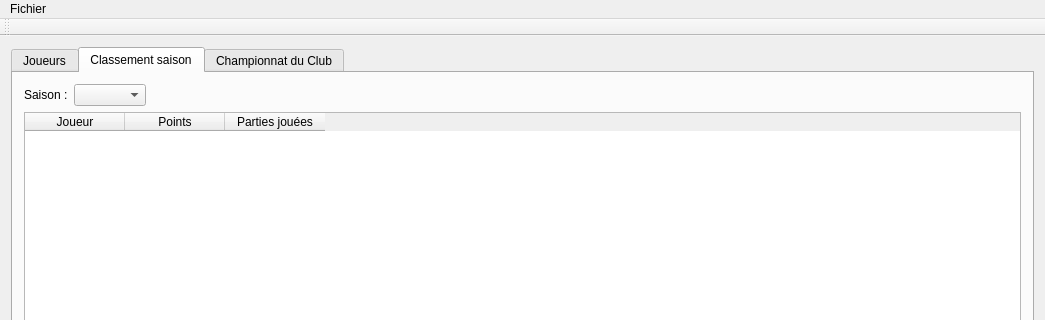
This is MainWindow.ui in arabine/tanca as Qt 5 draws it before an edit; both pictures show x 0 to 1045 and y 0 to 320 of the 1045 by 744 pixel window. The edited form follows.
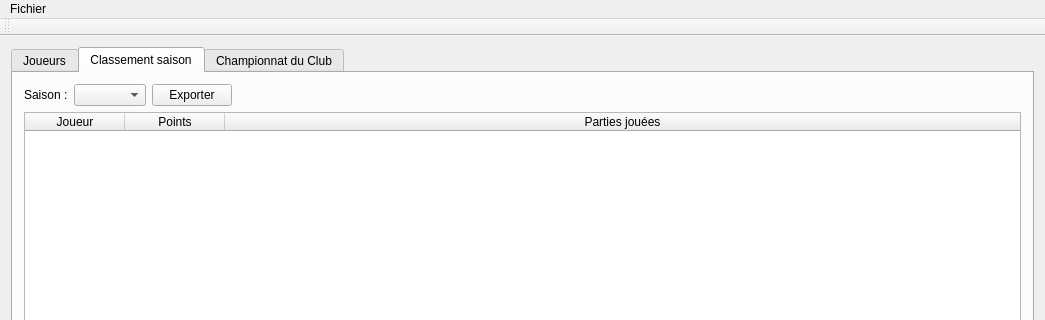
This is the edited form. The open tabs and pages were chosen to show the change.

Patch:
```diff
--- a/MainWindow.ui
+++ b/MainWindow.ui
@@ -91,6 +91,13 @@
           <item>
            <widget class="QComboBox" name="comboRankingSeasons"/>
           </item>
+          <item>
+           <widget class="QPushButton" name="buttonExport">
+            <property name="text">
+             <string>Exporter</string>
+            </property>
+           </widget>
+          </item>
           <item>
            <spacer name="horizontalSpacer_2">
             <property name="orientation">
@@ -108,6 +115,15 @@
         </item>
         <item row="1" column="0">
          <widget class="QTableWidget" name="tableContest">
+          <property name="editTriggers">
+           <set>QAbstractItemView::NoEditTriggers</set>
+          </property>
+          <property name="selectionBehavior">
+           <enum>QAbstractItemView::SelectRows</enum>
+          </property>
+          <attribute name="horizontalHeaderStretchLastSection">
+           <bool>true</bool>
+          </attribute>
           <column>
            <property name="text">
             <string>Joueur</string>
```
Left out of the diff: 11 changed lines with no effect on the pictures.
